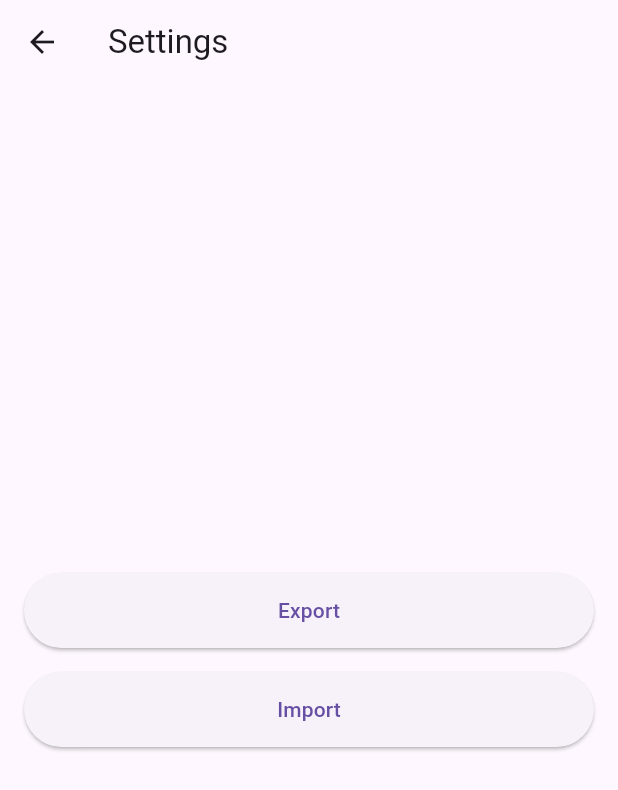
After one commit to Cookzz/flutter-notepad, a Flutter app: the Settings screen opened directly, on a phone screen of 412 x 824 dp. The commit adds this screen. Shown: the top 790 px of the screen. Run offline on Flutter 3.47's test engine with Material 3 defaults, Android fonts, the phone set to English and light mode, and no system bars; our stand-ins replace flutter_slidable, random_string, sembast.

Commit message:
added new pages

```diff
--- a/lib/main.dart
+++ b/lib/main.dart
@@ -6,6 +6,7 @@ import 'package:provider/provider.dart';
 import 'src/pages/home.dart';
 import 'src/pages/note_form.dart';
 import 'src/pages/view_note.dart';
+import 'src/pages/settings.dart';
 
 /* constants */
 import 'src/constants/routes.dart';
@@ -18,11 +19,7 @@ import 'src/components/route_builder.dart';
 
 void main() {
   runApp(
-    ChangeNotifierProvider(
-      create: (context) => NoteModel(),
-      child: MyApp()
-    )
-  );
+      ChangeNotifierProvider(create: (context) => NoteModel(), child: MyApp()));
 }
 
 class MyApp extends StatelessWidget {
@@ -36,7 +33,7 @@ class MyApp extends StatelessWidget {
       //   '/add': (context) => NoteForm()
       // },
       onGenerateRoute: (RouteSettings settings) {
-        switch (settings.name){
+        switch (settings.name) {
           case HOME:
             return SlideFromRightRoute(page: Home());
           case ADD_NOTE:
@@ -45,6 +42,8 @@ class MyApp extends StatelessWidget {
             return SlideFromRightRoute(page: NoteForm());
           case VIEW_NOTE:
             return SlideFromRightRoute(page: MyNote());
+          case SETTINGS:
+            return SlideFromRightRoute(page: Settings());
           default:
             return SlideFromRightRoute(page: Home());
         }
--- a/lib/src/constants/routes.dart
+++ b/lib/src/constants/routes.dart
@@ -2,3 +2,6 @@ const HOME = '/';
 const ADD_NOTE = '/add';
 const EDIT_NOTE = '/edit';
 const VIEW_NOTE = '/view';
+
+const ABOUT = '/about';
+const SETTINGS = '/settings';
--- /dev/null
+++ b/lib/src/pages/settings.dart
@@ -0,0 +1,35 @@
+import 'package:flutter/material.dart';
+
+class Settings extends StatelessWidget {
+  @override
+  Widget build(BuildContext context) {
+    return Scaffold(
+      appBar: AppBar(
+        title: Text('Settings'),
+      ),
+      body: Padding(
+        padding: const EdgeInsets.all(16.0),
+        child: Column(
+          mainAxisAlignment: MainAxisAlignment.center,
+          children: [
+            ElevatedButton(
+              onPressed: () => {},
+              child: Text('Export'),
+              style: ElevatedButton.styleFrom(
+                minimumSize: Size(double.infinity, 50),
+              ),
+            ),
+            SizedBox(height: 16),
+            ElevatedButton(
+              onPressed: () => {},
+              child: Text('Import'),
+              style: ElevatedButton.styleFrom(
+                minimumSize: Size(double.infinity, 50),
+              ),
+            ),
+          ],
+        ),
+      ),
+    );
+  }
+}
```
